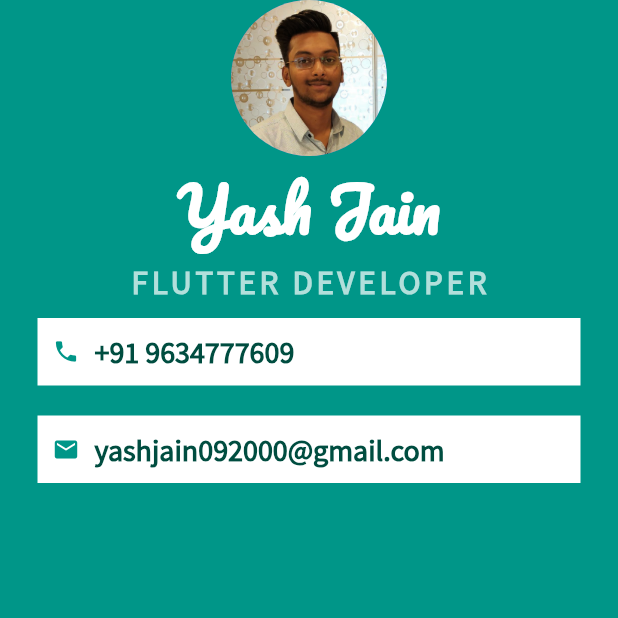
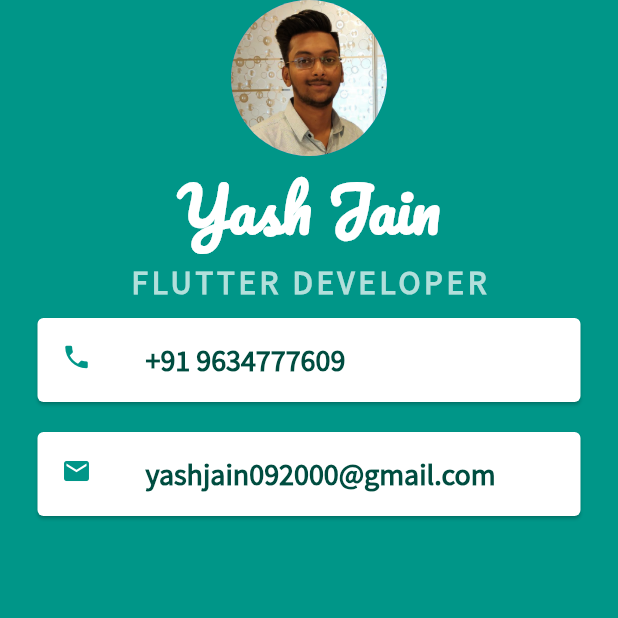
Before and after one commit to yashjain092000/mi_app_flutterorig, a Flutter app: the screen it shows after launch, on a phone screen of 412 x 824 dp, the top half of it. Run offline on Flutter 3.47's test engine with Material 2 defaults, Android fonts, the phone set to English and light mode, and no system bars.

Commit message:
replace container with card and row with listtitle

```diff
--- a/lib/main.dart
+++ b/lib/main.dart
@@ -35,14 +35,12 @@ class MyApp extends StatelessWidget {
                   fontWeight: FontWeight.bold,
                   letterSpacing: 2.5),
             ),
-            Container(
+            Card(
               color: Colors.white,
               margin: EdgeInsets.symmetric(vertical: 10, horizontal: 25),
-              padding: EdgeInsets.all(10),
-              child: Row(children: <Widget>[
-                Icon(Icons.phone, color: Colors.teal, size: 18),
-                SizedBox(width: 10),
-                Text(
+                child: ListTile(
+                  leading:Icon(Icons.phone, color: Colors.teal, size: 20),
+                     title: Text(
                       "+91 9634777609",
                       style: TextStyle(
                         fontSize: 20,
@@ -51,20 +49,19 @@ class MyApp extends StatelessWidget {
                         color: Colors.teal.shade900,
                       ),
                     )
-              ]),
                 ),
-            Container(
+
+            ),
+            Card(
                 color: Colors.white,
-                padding: EdgeInsets.all(10),
                 margin: EdgeInsets.symmetric(vertical: 10, horizontal: 25),
-                child: Row(children: <Widget>[
-                  Icon(
+                child:ListTile(
+                  leading:Icon(
                     Icons.email,
-                    size: 18,
+                    size: 20,
                     color: Colors.teal,
                   ),
-                  SizedBox(width:10),
-                  Text("yashjain092000@gmail.com",
+                    title:Text("yashjain092000@gmail.com",
                       style: TextStyle(
                         fontFamily: 'SourceSansPro',
                         fontWeight: FontWeight.bold,
@@ -72,7 +69,11 @@ class MyApp extends StatelessWidget {
                         fontSize: 20,
                       ),
                     )
-                ]))
+
+
+                )
+
+            )
           ],
         )),
       ),
```
Lines whose indentation alone changed are shown as unchanged.
